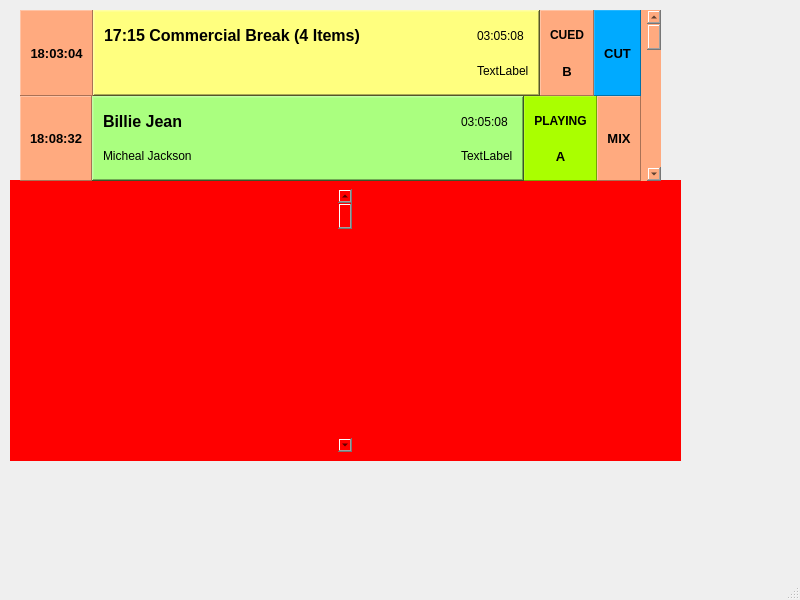
Qt form mainwindow.ui (pgathogo/MockOats) before a commit.
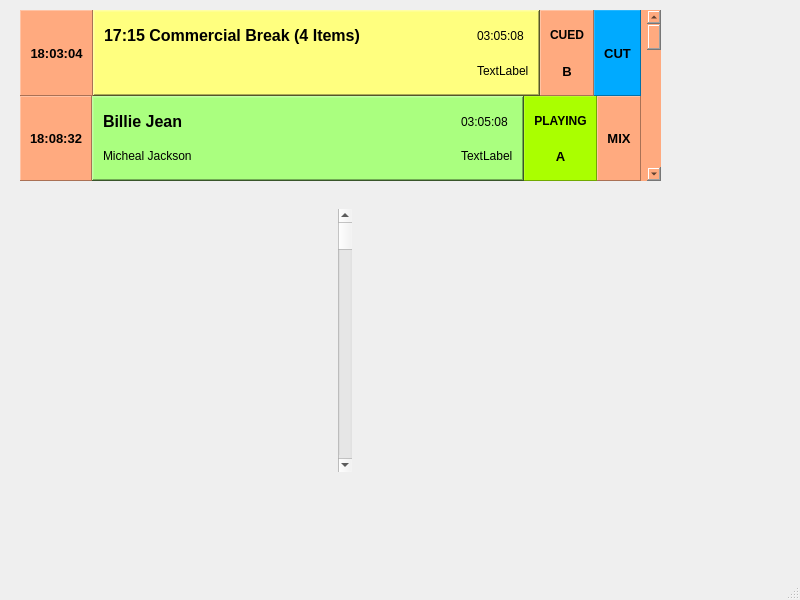
The same form after that commit.

What changed in the file:
```diff
--- a/mainwindow.ui
+++ b/mainwindow.ui
@@ -18,13 +18,13 @@
     <property name="geometry">
      <rect>
       <x>10</x>
-      <y>180</y>
+      <y>200</y>
       <width>671</width>
       <height>281</height>
      </rect>
     </property>
     <property name="styleSheet">
-     <string notr="true">background-color: rgb(255, 0, 0);</string>
+     <string notr="true"/>
     </property>
     <layout class="QVBoxLayout" name="verticalLayout_10">
      <property name="spacing">
```
Left out of the diff: 2 changed lines with no effect on the pictures.
